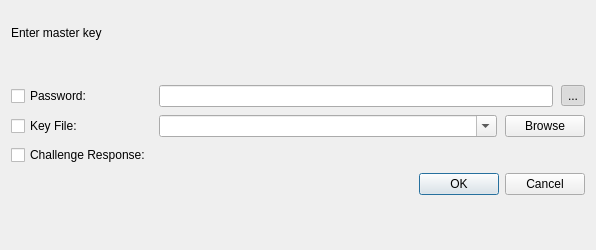
This is src/gui/DatabaseOpenWidget.ui in kylemanna/keepassx as Qt 5 draws it before an edit. The edited form follows.
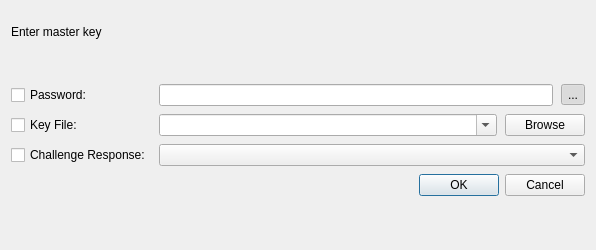
This is the edited form.

Commit message: WIP: ChallengeResponse move init, clean-up UI

Diff of the .ui file:
```diff
--- a/src/gui/DatabaseOpenWidget.ui
+++ b/src/gui/DatabaseOpenWidget.ui
@@ -69,7 +69,7 @@
        </property>
       </widget>
      </item>
-     <item row="0" column="1">
+     <item row="0" column="2">
       <layout class="QHBoxLayout" name="horizontalLayout">
        <item>
         <widget class="QLineEdit" name="editPassword">
@@ -93,7 +93,7 @@
        </item>
       </layout>
      </item>
-     <item row="1" column="1">
+     <item row="1" column="2">
       <layout class="QHBoxLayout" name="horizontalLayout_2">
        <item>
         <widget class="QComboBox" name="comboKeyFile">
@@ -117,7 +117,10 @@
        </item>
       </layout>
      </item>
-     <item row="2" column="0">
+     <item row="4" column="2">
+      <widget class="QComboBox" name="comboChallengeResponse"/>
+     </item>
+     <item row="4" column="0">
       <widget class="QCheckBox" name="checkChallengeResponse">
        <property name="text">
         <string>Challenge Response:</string>
```
The commit also changes 4 other files.
